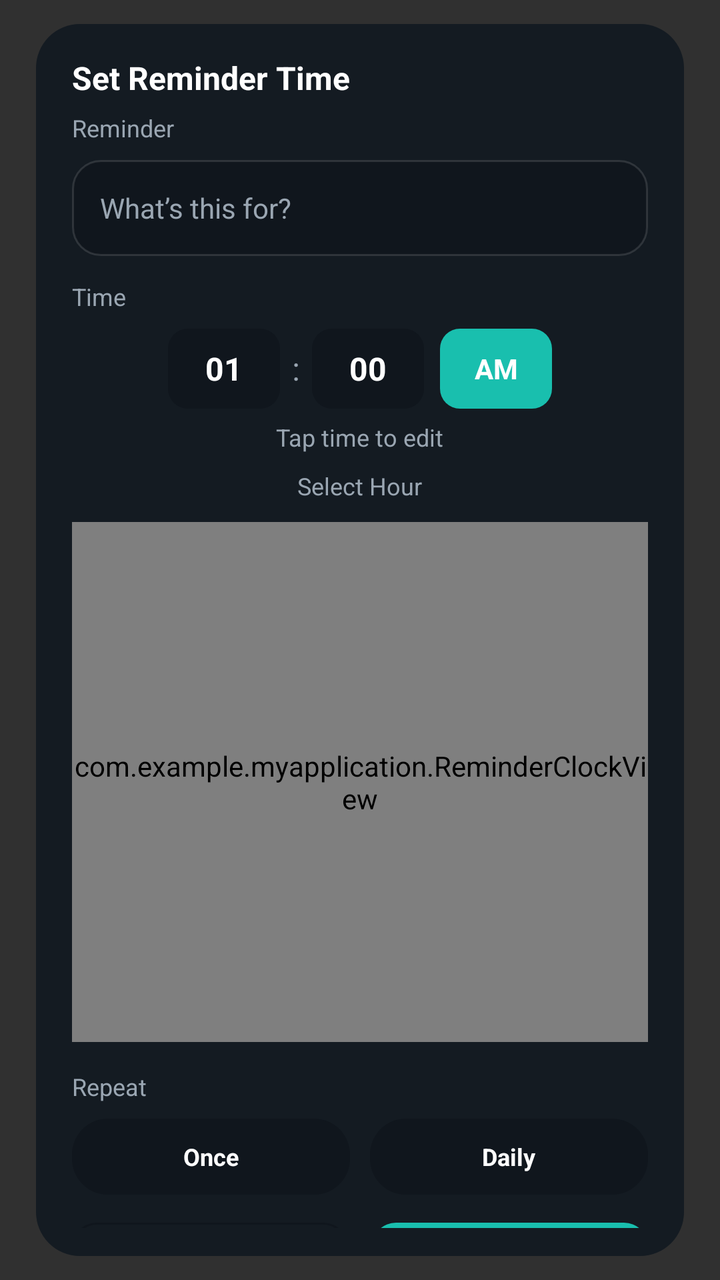
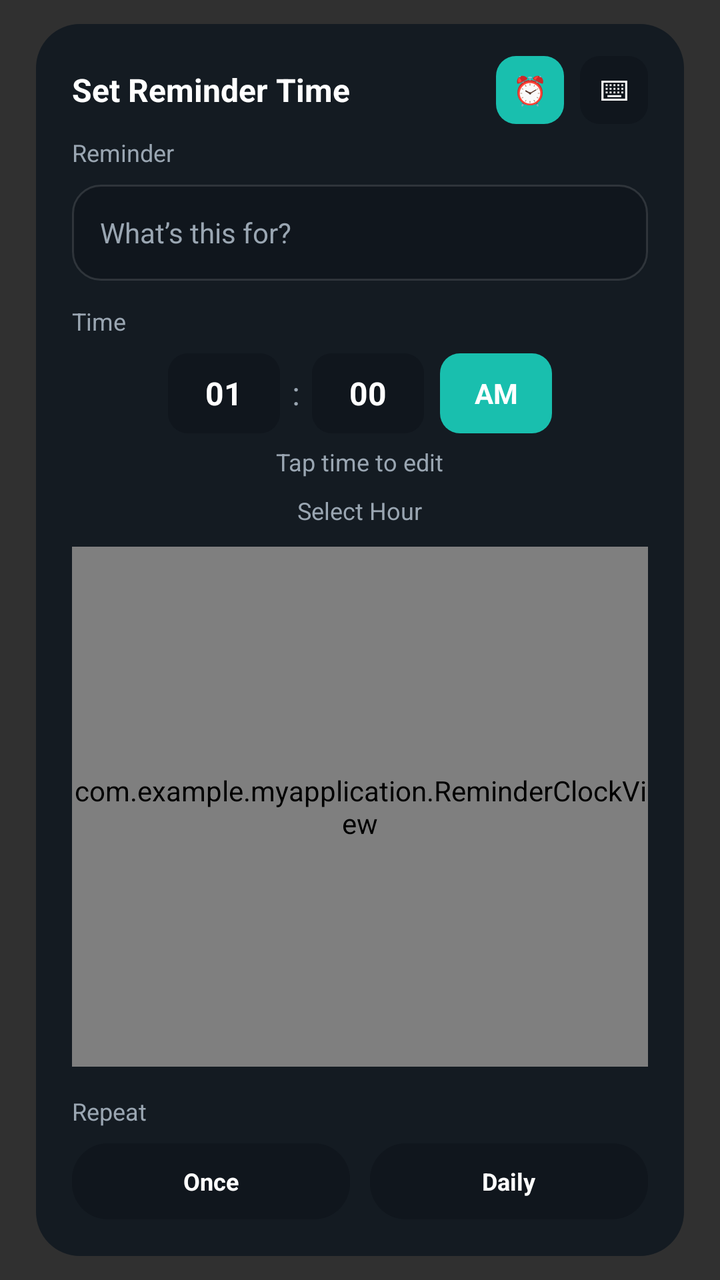

Compare the two renders of this Android layout. The source of the first and the diff that turns it into the second are given below.
<!-- AndroidManifest.xml: application theme Theme.AppCompat.NoActionBar -->
<!-- res/layout/dialog_reminder.xml -->
<?xml version="1.0" encoding="utf-8"?>
<FrameLayout xmlns:android="http://schemas.android.com/apk/res/android"
    android:layout_width="match_parent"
    android:layout_height="wrap_content"
    android:paddingStart="18dp"
    android:paddingEnd="18dp"
    android:paddingTop="12dp"
    android:paddingBottom="12dp">

    <LinearLayout
        android:layout_width="match_parent"
        android:layout_height="wrap_content"
        android:orientation="vertical"
        android:background="@drawable/bg_menu_card_dark"
        android:paddingStart="18dp"
        android:paddingEnd="18dp"
        android:paddingTop="16dp"
        android:paddingBottom="14dp">

        <TextView
            android:id="@+id/reminderDialogTitle"
            android:layout_width="wrap_content"
            android:layout_height="wrap_content"
            android:text="Set Reminder Time"
            android:textColor="@color/menu_text_primary"
            android:textSize="16sp"
            android:textStyle="bold" />

        <TextView
            android:layout_width="wrap_content"
            android:layout_height="wrap_content"
            android:layout_marginTop="6dp"
            android:text="Reminder"
            android:textColor="@color/menu_text_secondary"
            android:textSize="12sp" />

        <EditText
            android:id="@+id/reminderTitleInput"
            android:layout_width="match_parent"
            android:layout_height="48dp"
            android:layout_marginTop="8dp"
            android:background="@drawable/bg_login_input"
            android:hint="What’s this for?"
            android:paddingStart="14dp"
            android:paddingEnd="14dp"
            android:textColor="@color/menu_text_primary"
            android:textColorHint="@color/menu_text_secondary"
            android:textSize="14sp"
            android:inputType="text" />

        <TextView
            android:layout_width="wrap_content"
            android:layout_height="wrap_content"
            android:layout_marginTop="12dp"
            android:text="Time"
            android:textColor="@color/menu_text_secondary"
            android:textSize="12sp" />

        <LinearLayout
            android:id="@+id/reminderTimeRow"
            android:layout_width="match_parent"
            android:layout_height="wrap_content"
            android:layout_marginTop="8dp"
            android:gravity="center"
            android:orientation="horizontal">

            <TextView
                android:id="@+id/reminderHourChip"
                android:layout_width="56dp"
                android:layout_height="40dp"
                android:background="@drawable/bg_reminder_time_chip"
                android:gravity="center"
                android:text="01"
                android:textColor="@color/menu_text_primary"
                android:textSize="16sp"
                android:textStyle="bold" />

            <TextView
                android:layout_width="wrap_content"
                android:layout_height="wrap_content"
                android:layout_marginStart="6dp"
                android:layout_marginEnd="6dp"
                android:text=":"
                android:textColor="@color/menu_text_secondary"
                android:textSize="16sp" />

            <TextView
                android:id="@+id/reminderMinuteChip"
                android:layout_width="56dp"
                android:layout_height="40dp"
                android:background="@drawable/bg_reminder_time_chip"
                android:gravity="center"
                android:text="00"
                android:textColor="@color/menu_text_primary"
                android:textSize="16sp"
                android:textStyle="bold" />

            <TextView
                android:id="@+id/reminderAmPmChip"
                android:layout_width="56dp"
                android:layout_height="40dp"
                android:layout_marginStart="8dp"
                android:background="@drawable/bg_reminder_time_chip_selected"
                android:gravity="center"
                android:text="AM"
                android:textColor="@color/menu_text_primary"
                android:textSize="14sp"
                android:textStyle="bold" />
        </LinearLayout>

        <TextView
            android:id="@+id/reminderPickTimeHint"
            android:layout_width="wrap_content"
            android:layout_height="wrap_content"
            android:layout_gravity="center_horizontal"
            android:layout_marginTop="6dp"
            android:text="Tap time to edit"
            android:textColor="@color/menu_text_secondary"
            android:textSize="12sp" />

        <TextView
            android:id="@+id/reminderModeLabel"
            android:layout_width="wrap_content"
            android:layout_height="wrap_content"
            android:layout_gravity="center_horizontal"
            android:layout_marginTop="8dp"
            android:text="Select Hour"
            android:textColor="@color/menu_text_secondary"
            android:textSize="12sp" />

        <com.example.myapplication.ReminderClockView
            android:id="@+id/reminderClock"
            android:layout_width="match_parent"
            android:layout_height="260dp"
            android:layout_marginTop="10dp" />

        <TextView
            android:layout_width="wrap_content"
            android:layout_height="wrap_content"
            android:layout_marginTop="14dp"
            android:text="Repeat"
            android:textColor="@color/menu_text_secondary"
            android:textSize="12sp" />

        <LinearLayout
            android:id="@+id/reminderRepeatRow"
            android:layout_width="match_parent"
            android:layout_height="wrap_content"
            android:layout_marginTop="8dp"
            android:orientation="horizontal">

            <TextView
                android:id="@+id/reminderRepeatOnce"
                android:layout_width="0dp"
                android:layout_height="38dp"
                android:layout_weight="1"
                android:background="@drawable/bg_reminder_repeat_chip"
                android:gravity="center"
                android:text="Once"
                android:textColor="@color/menu_text_primary"
                android:textSize="12sp"
                android:textStyle="bold" />

            <TextView
                android:id="@+id/reminderRepeatDaily"
                android:layout_width="0dp"
                android:layout_height="38dp"
                android:layout_weight="1"
                android:layout_marginStart="10dp"
                android:background="@drawable/bg_reminder_repeat_chip"
                android:gravity="center"
                android:text="Daily"
                android:textColor="@color/menu_text_primary"
                android:textSize="12sp"
                android:textStyle="bold" />
        </LinearLayout>

        <LinearLayout
            android:layout_width="match_parent"
            android:layout_height="wrap_content"
            android:layout_marginTop="14dp"
            android:orientation="horizontal">

            <TextView
                android:id="@+id/reminderCancel"
                android:layout_width="0dp"
                android:layout_height="42dp"
                android:layout_weight="1"
                android:background="@drawable/bg_reminder_action_outline"
                android:gravity="center"
                android:text="Cancel"
                android:textColor="@color/menu_text_secondary"
                android:textSize="13sp"
                android:textStyle="bold" />

            <TextView
                android:id="@+id/reminderSave"
                android:layout_width="0dp"
                android:layout_height="42dp"
                android:layout_weight="1"
                android:layout_marginStart="12dp"
                android:background="@drawable/bg_reminder_action_primary"
                android:gravity="center"
                android:text="Save"
                android:textColor="@color/menu_text_primary"
                android:textSize="13sp"
                android:textStyle="bold" />
        </LinearLayout>

    </LinearLayout>

</FrameLayout>
<!-- resources referenced by this layout -->
<resources>
  <color name="menu_text_primary">#FFFFFFFF</color>
  <color name="menu_text_secondary">#FF9AA6B2</color>
  <!-- drawable bg_login_input (drawable) -->
  <?xml version="1.0" encoding="utf-8"?>
  <shape xmlns:android="http://schemas.android.com/apk/res/android">
      <solid android:color="@color/menu_surface_alt" />
      <corners android:radius="14dp" />
      <stroke android:width="1dp" android:color="#1FFFFFFF" />
  </shape>
  <!-- drawable bg_menu_card_dark (drawable) -->
  <?xml version="1.0" encoding="utf-8"?>
  <shape xmlns:android="http://schemas.android.com/apk/res/android">
      <solid android:color="@color/menu_surface" />
      <corners android:radius="22dp" />
  </shape>
  <!-- drawable bg_reminder_action_outline (drawable) -->
  <?xml version="1.0" encoding="utf-8"?>
  <shape xmlns:android="http://schemas.android.com/apk/res/android" android:shape="rectangle">
      <solid android:color="@android:color/transparent" />
      <stroke android:width="1dp" android:color="@color/menu_surface_alt" />
      <corners android:radius="12dp" />
  </shape>
  <!-- drawable bg_reminder_action_primary (drawable) -->
  <?xml version="1.0" encoding="utf-8"?>
  <shape xmlns:android="http://schemas.android.com/apk/res/android" android:shape="rectangle">
      <solid android:color="@color/menu_teal" />
      <corners android:radius="12dp" />
  </shape>
  <!-- drawable bg_reminder_repeat_chip (drawable) -->
  <?xml version="1.0" encoding="utf-8"?>
  <selector xmlns:android="http://schemas.android.com/apk/res/android">
      <item android:state_selected="true">
          <shape android:shape="rectangle">
              <solid android:color="@color/menu_teal" />
              <corners android:radius="18dp" />
          </shape>
      </item>
      <item>
          <shape android:shape="rectangle">
              <solid android:color="@color/menu_surface_alt" />
              <corners android:radius="18dp" />
          </shape>
      </item>
  </selector>
  <!-- drawable bg_reminder_time_chip (drawable) -->
  <?xml version="1.0" encoding="utf-8"?>
  <shape xmlns:android="http://schemas.android.com/apk/res/android" android:shape="rectangle">
      <solid android:color="@color/menu_surface_alt" />
      <corners android:radius="10dp" />
  </shape>
  <!-- drawable bg_reminder_time_chip_selected (drawable) -->
  <?xml version="1.0" encoding="utf-8"?>
  <shape xmlns:android="http://schemas.android.com/apk/res/android" android:shape="rectangle">
      <solid android:color="@color/menu_teal" />
      <corners android:radius="10dp" />
  </shape>
  <color name="menu_surface_alt">#FF10161D</color>
  <color name="menu_surface">#FF141B22</color>
  <color name="menu_teal">#FF19BFAE</color>
</resources>

<!-- the commit's change to res/layout/dialog_reminder.xml (unified diff, before → after) -->
@@ -17,14 +17,43 @@
         android:paddingTop="16dp"
         android:paddingBottom="14dp">
 
-        <TextView
-            android:id="@+id/reminderDialogTitle"
-            android:layout_width="wrap_content"
-            android:layout_height="wrap_content"
-            android:text="Set Reminder Time"
-            android:textColor="@color/menu_text_primary"
-            android:textSize="16sp"
-            android:textStyle="bold" />
+        <LinearLayout
+            android:layout_width="match_parent"
+            android:layout_height="wrap_content"
+            android:orientation="horizontal"
+            android:gravity="center_vertical">
+
+            <TextView
+                android:id="@+id/reminderDialogTitle"
+                android:layout_width="0dp"
+                android:layout_height="wrap_content"
+                android:layout_weight="1"
+                android:text="Set Reminder Time"
+                android:textColor="@color/menu_text_primary"
+                android:textSize="16sp"
+                android:textStyle="bold" />
+
+            <TextView
+                android:id="@+id/reminderToggleClock"
+                android:layout_width="34dp"
+                android:layout_height="34dp"
+                android:background="@drawable/bg_reminder_time_chip_selected"
+                android:gravity="center"
+                android:text="⏰"
+                android:textColor="@color/menu_text_primary"
+                android:textSize="14sp" />
+
+            <TextView
+                android:id="@+id/reminderToggleKeyboard"
+                android:layout_width="34dp"
+                android:layout_height="34dp"
+                android:layout_marginStart="8dp"
+                android:background="@drawable/bg_reminder_time_chip"
+                android:gravity="center"
+                android:text="⌨"
+                android:textColor="@color/menu_text_primary"
+                android:textSize="14sp" />
+        </LinearLayout>
 
         <TextView
             android:layout_width="wrap_content"
@@ -134,6 +163,63 @@
             android:layout_height="260dp"
             android:layout_marginTop="10dp" />
 
+        <LinearLayout
+            android:id="@+id/reminderKeyboardRow"
+            android:layout_width="match_parent"
+            android:layout_height="wrap_content"
+            android:layout_marginTop="12dp"
+            android:orientation="horizontal"
+            android:gravity="center_vertical"
+            android:visibility="gone">
+
+            <EditText
+                android:id="@+id/reminderHourInput"
+                android:layout_width="0dp"
+                android:layout_height="44dp"
+                android:layout_weight="1"
+                android:background="@drawable/bg_login_input"
+                android:gravity="center"
+                android:hint="HH"
+                android:inputType="number"
+                android:textColor="@color/menu_text_primary"
+                android:textColorHint="@color/menu_text_secondary"
+                android:textSize="14sp" />
+
+            <TextView
+                android:layout_width="wrap_content"
+                android:layout_height="wrap_content"
+                android:layout_marginStart="8dp"
+                android:layout_marginEnd="8dp"
+                android:text=":"
+                android:textColor="@color/menu_text_secondary"
+                android:textSize="16sp" />
+
+            <EditText
+                android:id="@+id/reminderMinuteInput"
+                android:layout_width="0dp"
+                android:layout_height="44dp"
+                android:layout_weight="1"
+                android:background="@drawable/bg_login_input"
+                android:gravity="center"
+                android:hint="MM"
+                android:inputType="number"
+                android:textColor="@color/menu_text_primary"
+                android:textColorHint="@color/menu_text_secondary"
+                android:textSize="14sp" />
+
+            <TextView
+                android:id="@+id/reminderKeyboardAmPm"
+                android:layout_width="60dp"
+                android:layout_height="44dp"
+                android:layout_marginStart="8dp"
+                android:background="@drawable/bg_reminder_time_chip_selected"
+                android:gravity="center"
+                android:text="AM"
+                android:textColor="@color/menu_text_primary"
+                android:textSize="14sp"
+                android:textStyle="bold" />
+        </LinearLayout>
+
         <TextView
             android:layout_width="wrap_content"
             android:layout_height="wrap_content"
